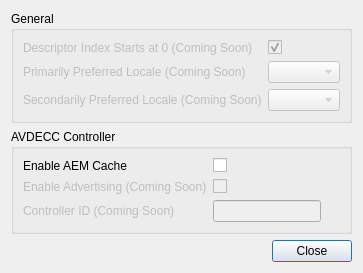
The window that src/settingsDialog.ui (christophe-calmejane/Hive) describes before a commit, drawn with Qt 5.
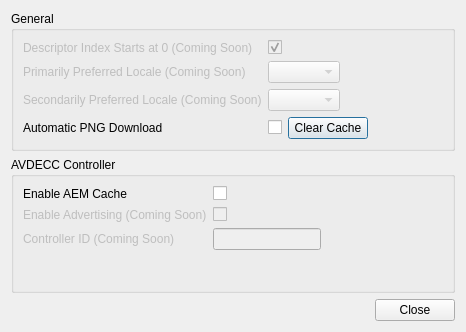
The same window after the commit.

Commit message: Add Image node in the treewidget for entity + manufacturer images Click on the Label forces the download

Patch:
```diff
--- a/src/settingsDialog.ui
+++ b/src/settingsDialog.ui
@@ -6,8 +6,8 @@
    <rect>
     <x>0</x>
     <y>0</y>
-    <width>323</width>
-    <height>242</height>
+    <width>466</width>
+    <height>332</height>
    </rect>
   </property>
   <property name="windowTitle">
@@ -77,6 +77,30 @@
         </property>
        </widget>
       </item>
+      <item row="3" column="0">
+       <widget class="QLabel" name="automaticPNGDownloadLabel">
+        <property name="text">
+         <string>Automatic PNG Download</string>
+        </property>
+       </widget>
+      </item>
+      <item row="3" column="1">
+       <layout class="QHBoxLayout" name="horizontalLayout">
+        <property name="spacing">
+         <number>-1</number>
+        </property>
+        <item>
+         <widget class="QCheckBox" name="automaticPNGDownloadCheckBox"/>
+        </item>
+        <item>
+         <widget class="QPushButton" name="clearLogoCacheButton">
+          <property name="text">
+           <string>Clear Cache</string>
+          </property>
+         </widget>
+        </item>
+       </layout>
+      </item>
      </layout>
     </widget>
    </item>
@@ -89,6 +113,12 @@
       <property name="fieldGrowthPolicy">
        <enum>QFormLayout::FieldsStayAtSizeHint</enum>
       </property>
+      <property name="horizontalSpacing">
+       <number>-1</number>
+      </property>
+      <property name="verticalSpacing">
+       <number>-1</number>
+      </property>
       <item row="0" column="0">
        <widget class="QLabel" name="enableAEMCacheLabel">
         <property name="text">
```
Left out of the diff: 14 changed lines with no effect on the pictures. The commit also changes 20 other files.
